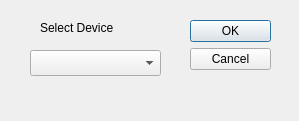
First picture: the form in dialogeject.ui, repository cyclothunder/isoMultiCreator, before the edit.
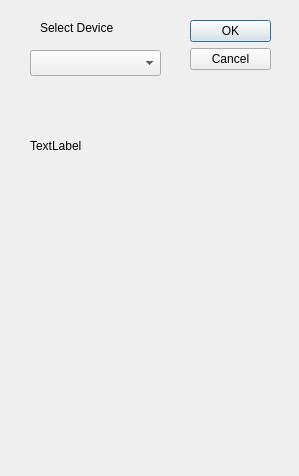
Second picture: the form after the edit.

Commit message: Still fixing eject device

```diff
--- a/dialogeject.ui
+++ b/dialogeject.ui
@@ -10,7 +10,7 @@
     <x>0</x>
     <y>0</y>
     <width>299</width>
-    <height>121</height>
+    <height>476</height>
    </rect>
   </property>
   <property name="windowTitle">
@@ -58,6 +58,19 @@
     <string>Select Device</string>
    </property>
   </widget>
+  <widget class="QLabel" name="label_eject">
+   <property name="geometry">
+    <rect>
+     <x>30</x>
+     <y>90</y>
+     <width>251</width>
+     <height>111</height>
+    </rect>
+   </property>
+   <property name="text">
+    <string>TextLabel</string>
+   </property>
+  </widget>
  </widget>
  <resources/>
  <connections>
```
The commit also changes 5 other files.
